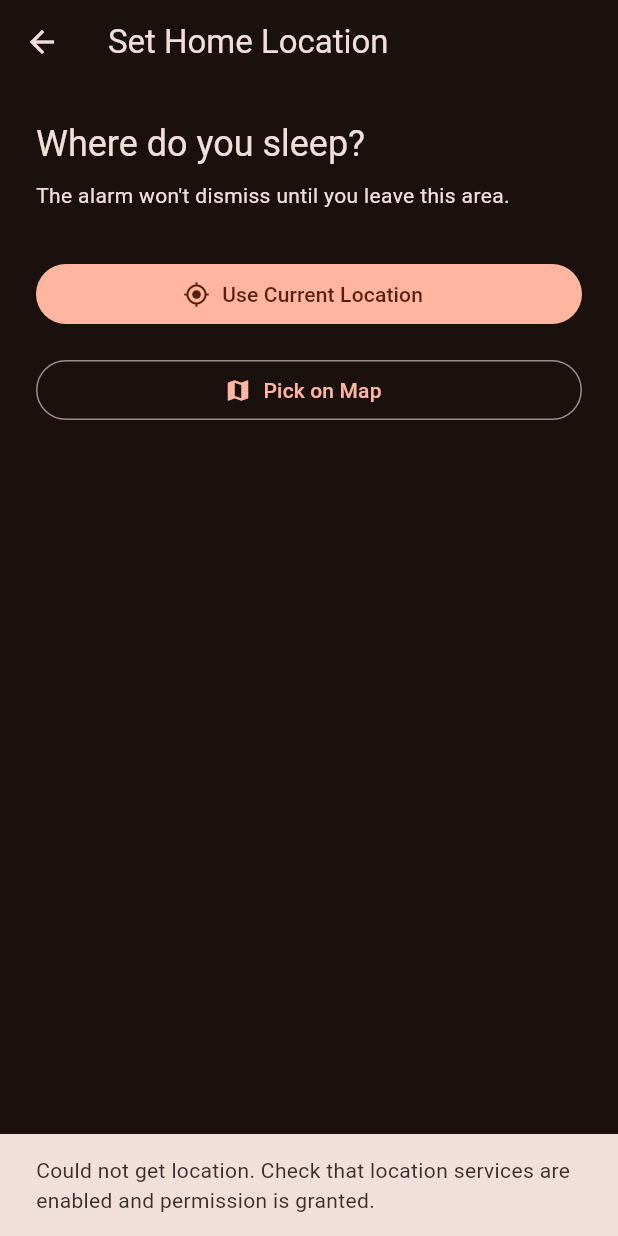
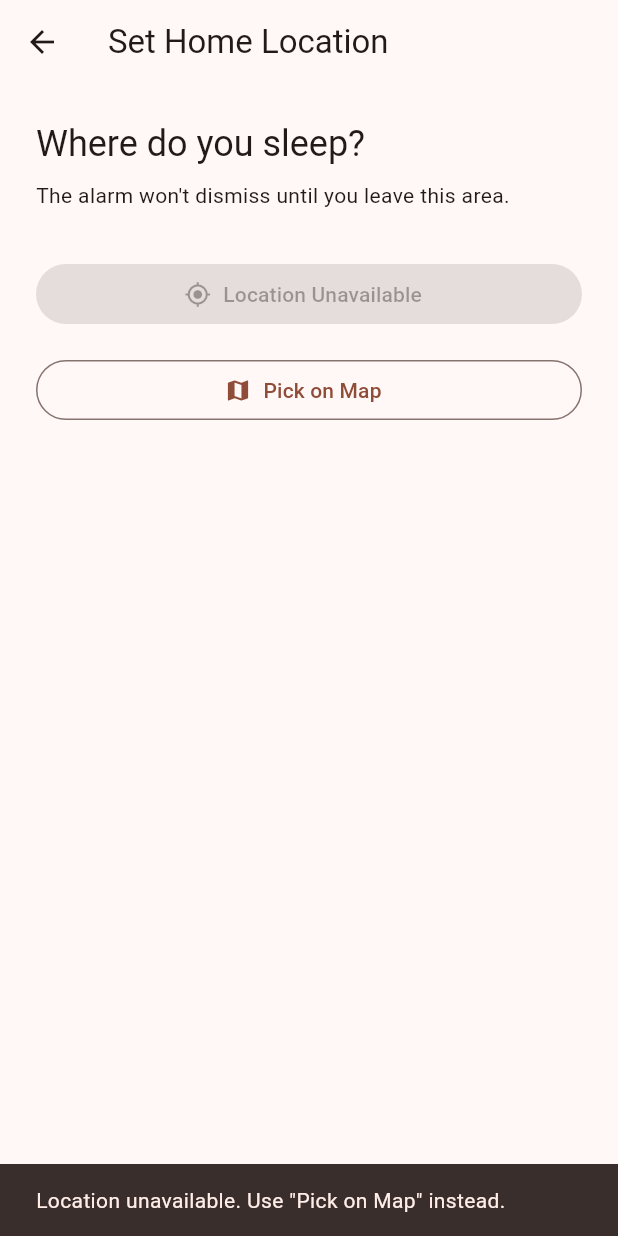
Before and after one commit to jiena76/SmartAlarm, a Flutter app: the SetHomeLocationScreen screen opened directly, after a tap on "Use Current Location", on a phone screen of 412 x 824 dp. Run offline on Flutter 3.47's test engine with Material 3 defaults, Android fonts, the phone set to English and light mode, and no system bars; our stand-ins replace flutter_local_notifications, flutter_map, geocoding, geolocator, latlong2, shared_preferences and 1 more; missing offline and left inert: alarm, device_calendar; accounts and stored records are empty.

Commit message:
Switch to light theme and disable location buttons when denied
- App theme changed from dark to light
- Alarm firing screen stays dark (intentional for nighttime use)
- 'Use Current Location' disables with clear messaging if denied
- Map picker 'My Location' FAB greys out if permission denied

```diff
--- a/lib/features/onboarding/set_home_location_screen.dart
+++ b/lib/features/onboarding/set_home_location_screen.dart
@@ -17,6 +17,7 @@ class SetHomeLocationScreen extends StatefulWidget {
 class _SetHomeLocationScreenState extends State<SetHomeLocationScreen> {
   HomeLocation? _selectedLocation;
   bool _loading = false;
+  bool _locationDenied = false;
 
   Future<void> _useCurrentLocation() async {
     setState(() => _loading = true);
@@ -34,12 +35,15 @@ class _SetHomeLocationScreenState extends State<SetHomeLocationScreen> {
         _loading = false;
       });
     } else {
-      setState(() => _loading = false);
+      setState(() {
+        _loading = false;
+        _locationDenied = true;
+      });
       if (mounted) {
         ScaffoldMessenger.of(context).showSnackBar(
           const SnackBar(
             content: Text(
-              'Could not get location. Check that location services are enabled and permission is granted.',
+              'Location unavailable. Use "Pick on Map" instead.',
             ),
             duration: Duration(seconds: 4),
           ),
@@ -83,7 +87,7 @@ class _SetHomeLocationScreenState extends State<SetHomeLocationScreen> {
             ),
             const SizedBox(height: 32),
             FilledButton.icon(
-              onPressed: _loading ? null : _useCurrentLocation,
+              onPressed: (_loading || _locationDenied) ? null : _useCurrentLocation,
               icon: _loading
                   ? const SizedBox(
                       width: 16,
@@ -91,7 +95,9 @@ class _SetHomeLocationScreenState extends State<SetHomeLocationScreen> {
                       child: CircularProgressIndicator(strokeWidth: 2),
                     )
                   : const Icon(Icons.my_location),
-              label: const Text('Use Current Location'),
+              label: Text(_locationDenied
+                  ? 'Location Unavailable'
+                  : 'Use Current Location'),
             ),
             const SizedBox(height: 16),
             OutlinedButton.icon(
--- a/lib/main.dart
+++ b/lib/main.dart
@@ -42,7 +42,7 @@ class SmartAlarmApp extends StatelessWidget {
         theme: ThemeData(
           colorScheme: ColorScheme.fromSeed(
             seedColor: Colors.deepOrange,
-            brightness: Brightness.dark,
+            brightness: Brightness.light,
           ),
           useMaterial3: true,
         ),
```
Also changed, not shown: lib/features/onboarding/map_picker_screen.dart (+15 -4 lines).
